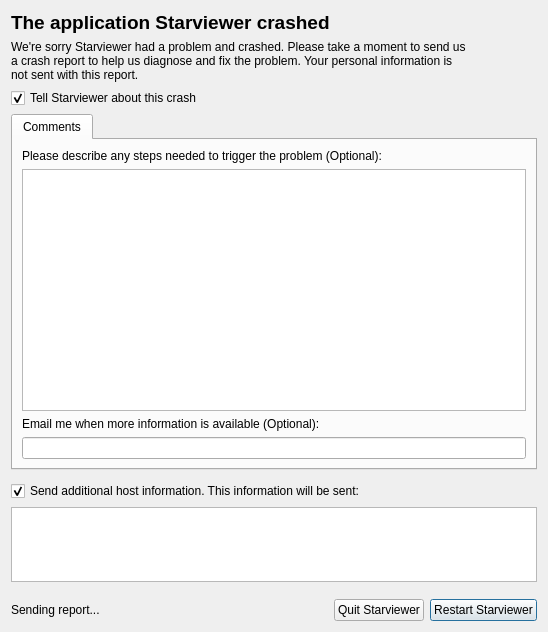
Qt form PacsViewer/src/crashreporter/qcrashreporterbase.ui (zyq1569/starviewer) before a commit.
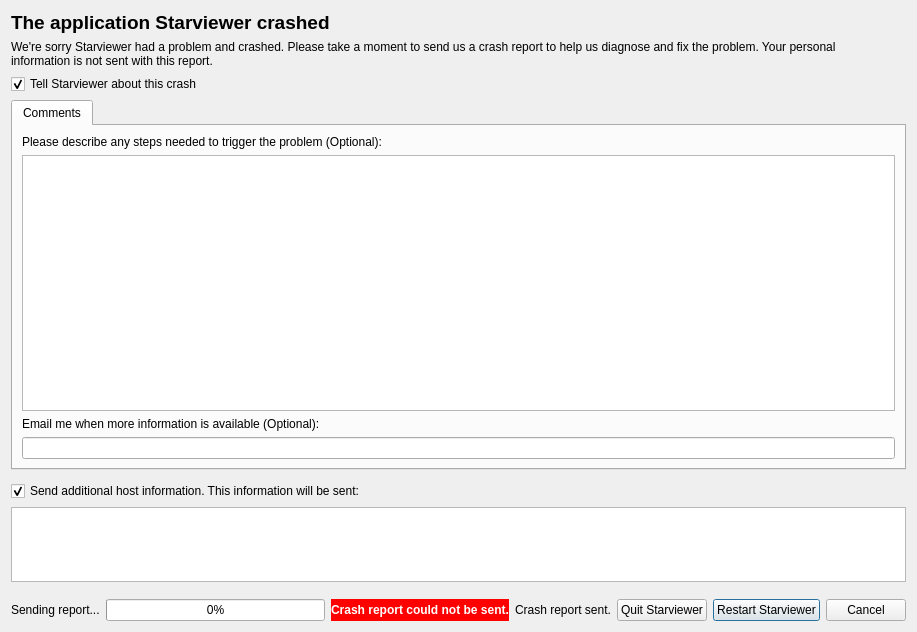
The same form after that commit. Icons and pictures are not drawn.

```diff
--- a/PacsViewer/src/crashreporter/qcrashreporterbase.ui
+++ b/PacsViewer/src/crashreporter/qcrashreporterbase.ui
@@ -6,7 +6,7 @@
    <rect>
     <x>0</x>
     <y>0</y>
-    <width>548</width>
+    <width>917</width>
     <height>632</height>
    </rect>
   </property>
@@ -59,23 +59,11 @@
      <item>
       <widget class="QLabel" name="logoLabel">
        <property name="sizePolicy">
-        <sizepolicy hsizetype="Fixed" vsizetype="Fixed">
+        <sizepolicy hsizetype="Fixed" vsizetype="Preferred">
          <horstretch>0</horstretch>
          <verstretch>0</verstretch>
         </sizepolicy>
        </property>
-       <property name="minimumSize">
-        <size>
-         <width>65</width>
-         <height>65</height>
-        </size>
-       </property>
-       <property name="maximumSize">
-        <size>
-         <width>65</width>
-         <height>65</height>
-        </size>
-       </property>
        <property name="text">
         <string/>
        </property>
@@ -196,24 +184,41 @@
       </widget>
      </item>
      <item>
-      <widget class="QLabel" name="m_sendReportAnimation">
+      <widget class="QProgressBar" name="m_sendProgressBar">
+       <property name="value">
+        <number>0</number>
+       </property>
+      </widget>
+     </item>
+     <item>
+      <widget class="QLabel" name="m_sendError">
+       <property name="font">
+        <font>
+         <weight>75</weight>
+         <bold>true</bold>
+        </font>
+       </property>
+       <property name="styleSheet">
+        <string notr="true">color: white;
+background-color: red;</string>
+       </property>
        <property name="text">
-        <string/>
+        <string>Crash report could not be sent.</string>
        </property>
+       <property name="alignment">
+        <set>Qt::AlignCenter</set>
+       </property>
       </widget>
      </item>
      <item>
-      <spacer>
-       <property name="orientation">
-        <enum>Qt::Horizontal</enum>
+      <widget class="QLabel" name="m_sendSuccess">
+       <property name="text">
+        <string>Crash report sent.</string>
        </property>
-       <property name="sizeHint" stdset="0">
-        <size>
-         <width>20</width>
-         <height>20</height>
-        </size>
+       <property name="alignment">
+        <set>Qt::AlignCenter</set>
        </property>
-      </spacer>
+      </widget>
      </item>
      <item>
       <widget class="QPushButton" name="m_quitPushButton">
@@ -232,6 +237,17 @@
        </property>
       </widget>
      </item>
+     <item>
+      <widget class="QPushButton" name="m_abortSendPushButton">
+       <property name="text">
+        <string>Cancel</string>
+       </property>
+       <property name="icon">
+        <iconset resource="../main/main.qrc">
+         <normaloff>:/images/icons/dialog-cancel.svg</normaloff>:/images/icons/dialog-cancel.svg</iconset>
+       </property>
+      </widget>
+     </item>
     </layout>
    </item>
   </layout>
```
Left out of the diff: 11 changed lines with no effect on the pictures.
